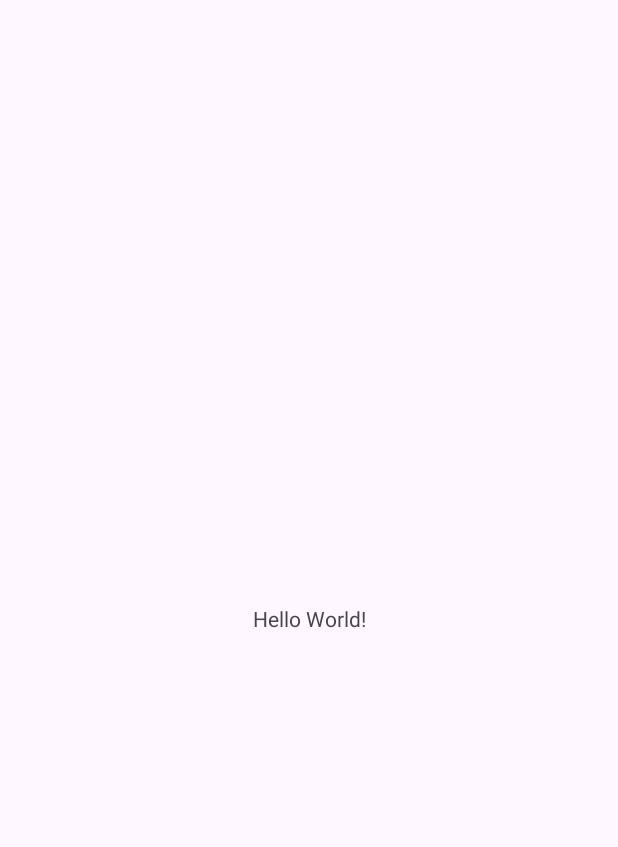
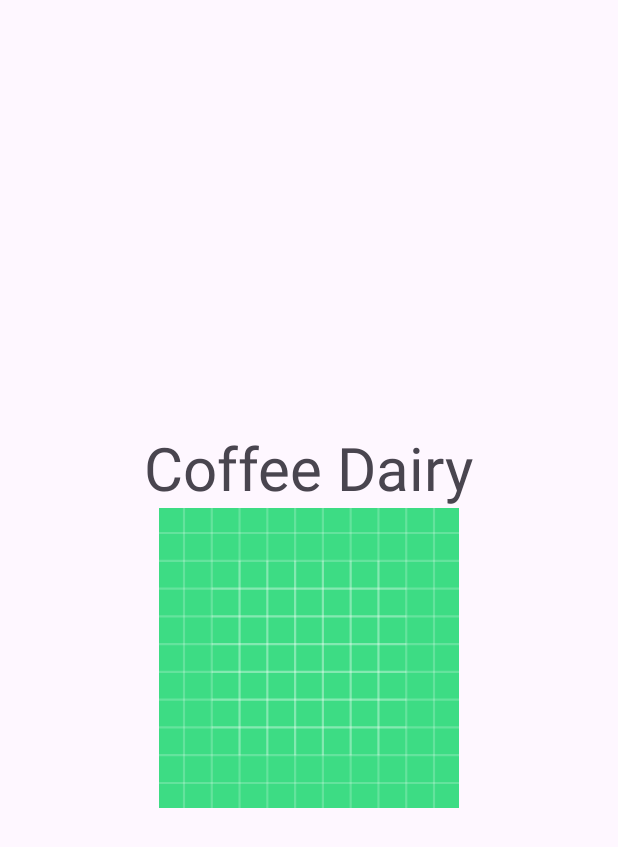
Before and after one commit to hor629/MobileSoftware, an Android app: the screen it shows after launch (MainActivity), on a phone screen of 412 x 824 dp. Before the commit the part shown is almost empty. Shown: the top 847 px of the screen. Run offline under Robolectric (Android 15) with nearby library versions, the light colour scheme and no system bars.

```diff
--- a/app/src/main/res/layout/activity_main.xml
+++ b/app/src/main/res/layout/activity_main.xml
@@ -1,18 +1,24 @@
 <?xml version="1.0" encoding="utf-8"?>
-<androidx.constraintlayout.widget.ConstraintLayout xmlns:android="http://schemas.android.com/apk/res/android"
+<LinearLayout xmlns:android="http://schemas.android.com/apk/res/android"
     xmlns:app="http://schemas.android.com/apk/res-auto"
     xmlns:tools="http://schemas.android.com/tools"
     android:layout_width="match_parent"
     android:layout_height="match_parent"
+    android:orientation="vertical"
+    android:gravity="center"
     tools:context=".MainActivity">
 
     <TextView
         android:layout_width="wrap_content"
         android:layout_height="wrap_content"
-        android:text="Hello World!"
-        app:layout_constraintBottom_toBottomOf="parent"
-        app:layout_constraintEnd_toEndOf="parent"
-        app:layout_constraintStart_toStartOf="parent"
+        android:text="Coffee Dairy"
+        android:textSize="40sp"
         app:layout_constraintTop_toTopOf="parent" />
 
-</androidx.constraintlayout.widget.ConstraintLayout>
+    <ImageView
+        android:layout_width="300px"
+        android:layout_height="300px"
+        android:text="Coffee Dairy"
+        android:src="@drawable/ic_launcher_background"/>
+
+</LinearLayout>
```
Also changed, not shown: app/src/main/res/layout/activity_map.xml (+8 -2 lines).
